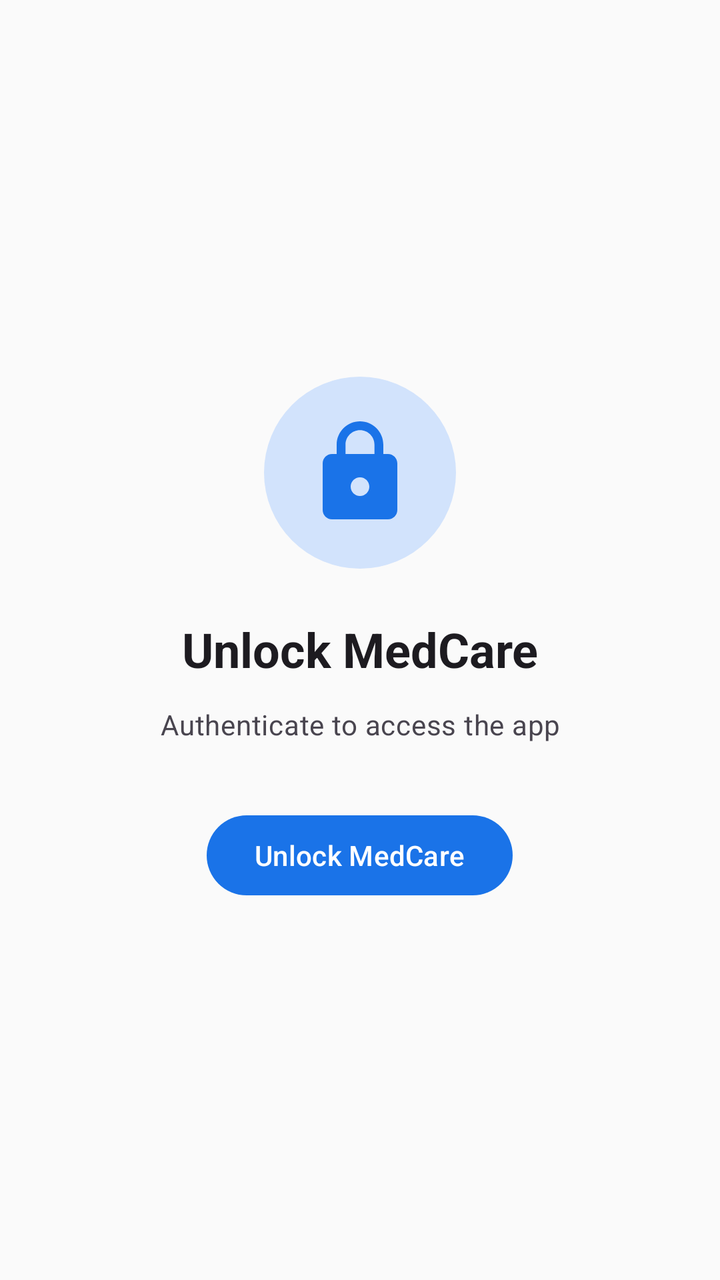
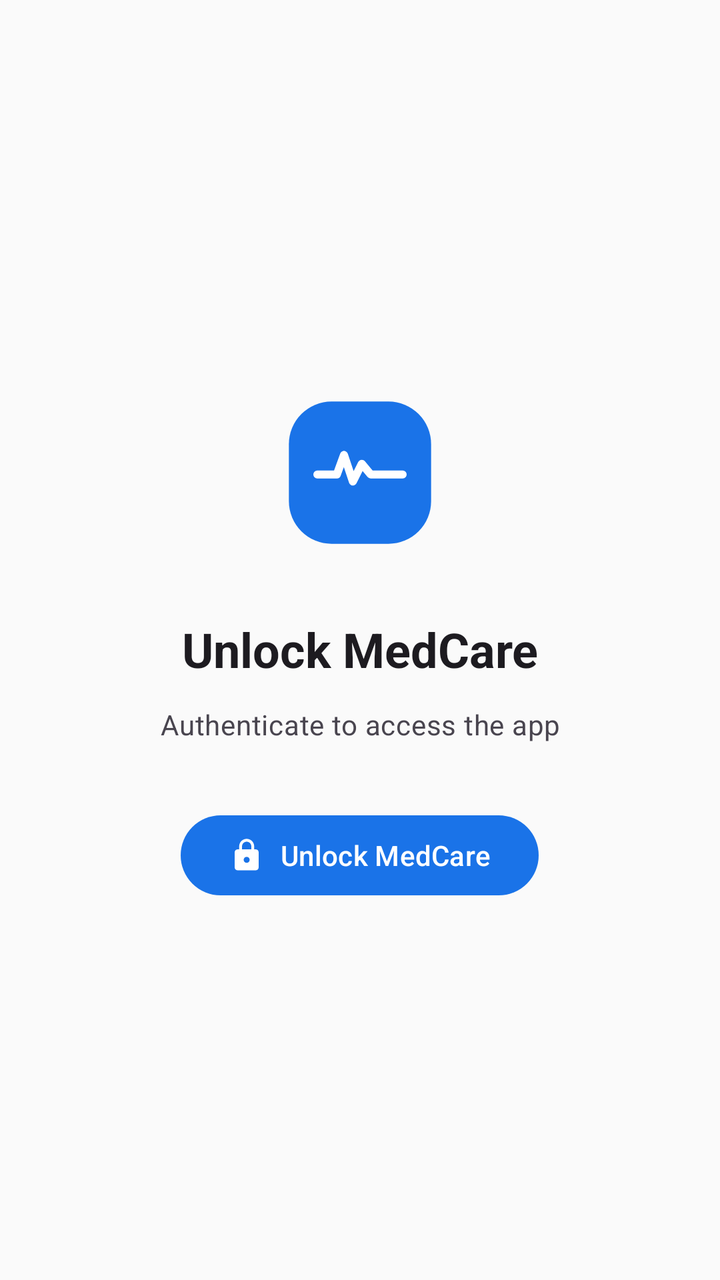

Before-and-after screenshots of an Android layout around one commit, followed by the original layout XML and the change that was made.
<!-- AndroidManifest.xml: application theme Theme.MedCare -->
<!-- res/layout/fragment_biometric_lock.xml -->
<?xml version="1.0" encoding="utf-8"?>
<LinearLayout xmlns:android="http://schemas.android.com/apk/res/android"
    android:layout_width="match_parent"
    android:layout_height="match_parent"
    android:gravity="center"
    android:orientation="vertical"
    android:padding="@dimen/margin_large">

    <ImageView
        android:layout_width="96dp"
        android:layout_height="96dp"
        android:contentDescription="@string/app_name"
        android:padding="20dp"
        android:background="@drawable/bg_biometric_icon"
        android:src="@drawable/ic_lock"
        app:tint="?attr/colorPrimary"
        xmlns:app="http://schemas.android.com/apk/res-auto" />

    <TextView
        android:layout_width="match_parent"
        android:layout_height="wrap_content"
        android:layout_marginTop="24dp"
        android:gravity="center"
        android:text="@string/biometric_unlock"
        android:textAppearance="@style/TextAppearance.Material3.HeadlineSmall"
        android:textStyle="bold" />

    <TextView
        android:id="@+id/status_text"
        android:layout_width="match_parent"
        android:layout_height="wrap_content"
        android:layout_marginTop="12dp"
        android:gravity="center"
        android:text="@string/biometric_prompt_subtitle"
        android:textAppearance="@style/TextAppearance.Material3.BodyMedium"
        android:textColor="?attr/colorOnSurfaceVariant" />

    <com.google.android.material.button.MaterialButton
        android:id="@+id/authenticate_button"
        android:layout_width="wrap_content"
        android:layout_height="wrap_content"
        android:layout_marginTop="32dp"
        android:text="@string/biometric_unlock" />

    <com.google.android.material.button.MaterialButton
        android:id="@+id/password_fallback_button"
        style="@style/Widget.Material3.Button.TextButton"
        android:layout_width="wrap_content"
        android:layout_height="wrap_content"
        android:layout_marginTop="16dp"
        android:text="@string/use_password_fallback"
        android:visibility="gone" />

    <LinearLayout
        android:id="@+id/password_layout"
        android:layout_width="match_parent"
        android:layout_height="wrap_content"
        android:layout_marginTop="12dp"
        android:gravity="center"
        android:orientation="vertical"
        android:visibility="gone">

        <EditText
            android:id="@+id/password_input"
            android:layout_width="match_parent"
            android:layout_height="wrap_content"
            android:hint="@string/password"
            android:inputType="textPassword"
            android:maxLines="1" />

        <TextView
            android:id="@+id/password_error"
            android:layout_width="match_parent"
            android:layout_height="wrap_content"
            android:textColor="?attr/colorError"
            android:visibility="gone" />

    </LinearLayout>

</LinearLayout>
<!-- resources referenced by this layout -->
<resources>
  <dimen name="margin_large">24dp</dimen>
  <!-- drawable bg_biometric_icon (drawable) -->
  <?xml version="1.0" encoding="utf-8"?>
  <shape xmlns:android="http://schemas.android.com/apk/res/android"
      android:shape="oval">
      <solid android:color="?attr/colorPrimaryContainer" />
  </shape>
  <!-- drawable ic_lock (drawable) -->
  <vector xmlns:android="http://schemas.android.com/apk/res/android"
      android:width="24dp"
      android:height="24dp"
      android:viewportWidth="24"
      android:viewportHeight="24">
      <path
          android:fillColor="#FFFFFF"
          android:pathData="M18,8h-1V6c0,-2.76 -2.24,-5 -5,-5S7,3.24 7,6v2H6c-1.1,0 -2,0.9 -2,2v10c0,1.1 0.9,2 2,2h12c1.1,0 2,-0.9 2,-2V10c0,-1.1 -0.9,-2 -2,-2zM12,17c-1.1,0 -2,-0.9 -2,-2s0.9,-2 2,-2 2,0.9 2,2 -0.9,2 -2,2zM15.1,8H8.9V6c0,-1.71 1.39,-3.1 3.1,-3.1 1.71,0 3.1,1.39 3.1,3.1v2z" />
  </vector>
  <string name="app_name">MedCare</string>
  <string name="biometric_prompt_subtitle">Authenticate to access the app</string>
  <string name="biometric_unlock">Unlock MedCare</string>
  <string name="password">Password</string>
  <string name="use_password_fallback">Use password</string>
  <style name="Theme.MedCare" parent="Theme.MedCare.Blue" />
  <style name="Base.Theme.MedCare.Light" parent="Theme.Material3.Light.NoActionBar">
          <item name="colorError">@color/error</item>
          <item name="colorOnError">@color/on_error</item>
          <item name="android:windowLightStatusBar">true</item>
      </style>
  <color name="primary">#1A73E8</color>
  <color name="primary_variant">#1557B0</color>
  <color name="on_primary">#FFFFFF</color>
  <color name="primary_container">#D2E3FC</color>
  <color name="on_primary_container">#041E49</color>
  <color name="tertiary">#4285F4</color>
  <color name="tertiary_container">#D2E3FC</color>
  <color name="on_tertiary_container">#041E49</color>
  <color name="secondary">#03DAC6</color>
  <color name="secondary_variant">#018786</color>
  <color name="on_secondary">#000000</color>
  <color name="background">#FAFAFA</color>
  <color name="on_background">#1C1B1F</color>
  <color name="surface">#FFFFFF</color>
  <color name="on_surface">#1C1B1F</color>
  <color name="text_secondary">#49454F</color>
  <color name="outline">#79747E</color>
  <color name="divider">#E0E0E0</color>
  <color name="error">#B3261E</color>
  <color name="on_error">#FFFFFF</color>
  <!-- unchanged entries left out for length: 1 -->
</resources>

<!-- the commit's change to res/layout/fragment_biometric_lock.xml (unified diff, before → after) -->
@@ -1,5 +1,6 @@
 <?xml version="1.0" encoding="utf-8"?>
 <LinearLayout xmlns:android="http://schemas.android.com/apk/res/android"
+    xmlns:app="http://schemas.android.com/apk/res-auto"
     android:layout_width="match_parent"
     android:layout_height="match_parent"
     android:gravity="center"
@@ -10,11 +11,7 @@
         android:layout_width="96dp"
         android:layout_height="96dp"
         android:contentDescription="@string/app_name"
-        android:padding="20dp"
-        android:background="@drawable/bg_biometric_icon"
-        android:src="@drawable/ic_lock"
-        app:tint="?attr/colorPrimary"
-        xmlns:app="http://schemas.android.com/apk/res-auto" />
+        android:src="@drawable/ic_app_logo" />
 
     <TextView
         android:layout_width="match_parent"
@@ -40,7 +37,8 @@
         android:layout_width="wrap_content"
         android:layout_height="wrap_content"
         android:layout_marginTop="32dp"
-        android:text="@string/biometric_unlock" />
+        android:text="@string/biometric_unlock"
+        app:icon="@drawable/ic_lock" />
 
     <com.google.android.material.button.MaterialButton
         android:id="@+id/password_fallback_button"
<!-- resource entries referenced after the edit -->
@@ -1,12 +1,26 @@
 <!-- resources referenced by this layout -->
 <resources>
   <dimen name="margin_large">24dp</dimen>
-  <!-- drawable bg_biometric_icon (drawable) -->
+  <!-- drawable ic_app_logo (drawable) -->
   <?xml version="1.0" encoding="utf-8"?>
-  <shape xmlns:android="http://schemas.android.com/apk/res/android"
-      android:shape="oval">
-      <solid android:color="?attr/colorPrimaryContainer" />
-  </shape>
+  <vector xmlns:android="http://schemas.android.com/apk/res/android"
+      android:width="108dp"
+      android:height="108dp"
+      android:viewportWidth="108"
+      android:viewportHeight="108">
+  
+      <path
+          android:fillColor="?attr/colorPrimary"
+          android:pathData="M38,14 h32 a24,24 0 0 1 24,24 v32 a24,24 0 0 1 -24,24 h-32 a24,24 0 0 1 -24,-24 v-32 a24,24 0 0 1 24,-24 z" />
+  
+      <path
+          android:pathData="M30,55 L41,55 L45,44 L50,59 L55,49 L60,55 L78,55"
+          android:fillColor="#00000000"
+          android:strokeColor="?attr/colorOnPrimary"
+          android:strokeWidth="4.5"
+          android:strokeLineCap="round"
+          android:strokeLineJoin="round" />
+  </vector>
   <!-- drawable ic_lock (drawable) -->
   <vector xmlns:android="http://schemas.android.com/apk/res/android"
       android:width="24dp"
